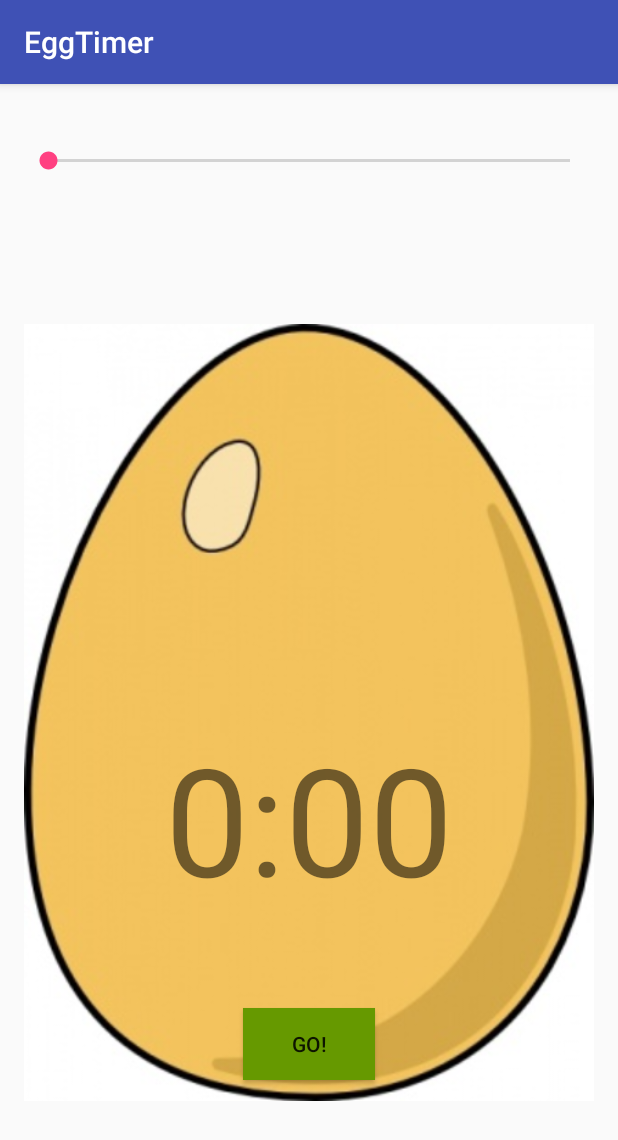
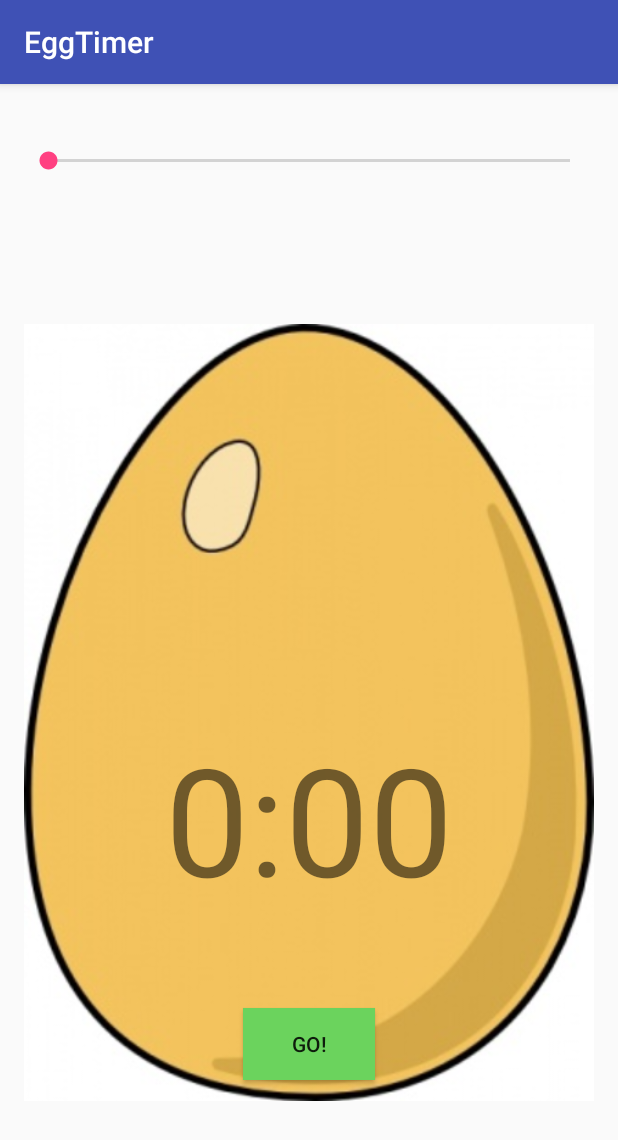
Before and after one commit to jbj88817/EggTimer-android, an Android app: the screen it shows after launch (MainActivity), on a phone screen of 412 x 824 dp. Shown: the top 1140 px of the screen. Run offline under Robolectric (Android 15) with nearby library versions, the phone set to English and light mode, and no system bars.

```diff
--- a/app/src/main/res/layout/activity_main.xml
+++ b/app/src/main/res/layout/activity_main.xml
@@ -41,7 +41,7 @@
         android:layout_alignParentBottom="true"
         android:layout_centerHorizontal="true"
         android:layout_marginBottom="88dp"
-        android:background="@android:color/holo_green_dark"
+        android:background="@color/startColor"
         android:text="@string/btn_go"/>
 
 
--- a/app/src/main/res/values/colors.xml
+++ b/app/src/main/res/values/colors.xml
@@ -3,4 +3,6 @@
     <color name="colorPrimary">#3F51B5</color>
     <color name="colorPrimaryDark">#303F9F</color>
     <color name="colorAccent">#FF4081</color>
+    <color name="stopColor">#D73357</color>
+    <color name="startColor">#6BD35D</color>
 </resources>
--- a/app/src/main/res/values/strings.xml
+++ b/app/src/main/res/values/strings.xml
@@ -1,4 +1,5 @@
 <resources>
     <string name="app_name">EggTimer</string>
     <string name="btn_go">GO!</string>
+    <string name="btn_stop">Stop!</string>
 </resources>
```
Also changed, not shown: app/src/main/java/com/bojie/eggtimer/MainActivity.java (+52 -3 lines).
